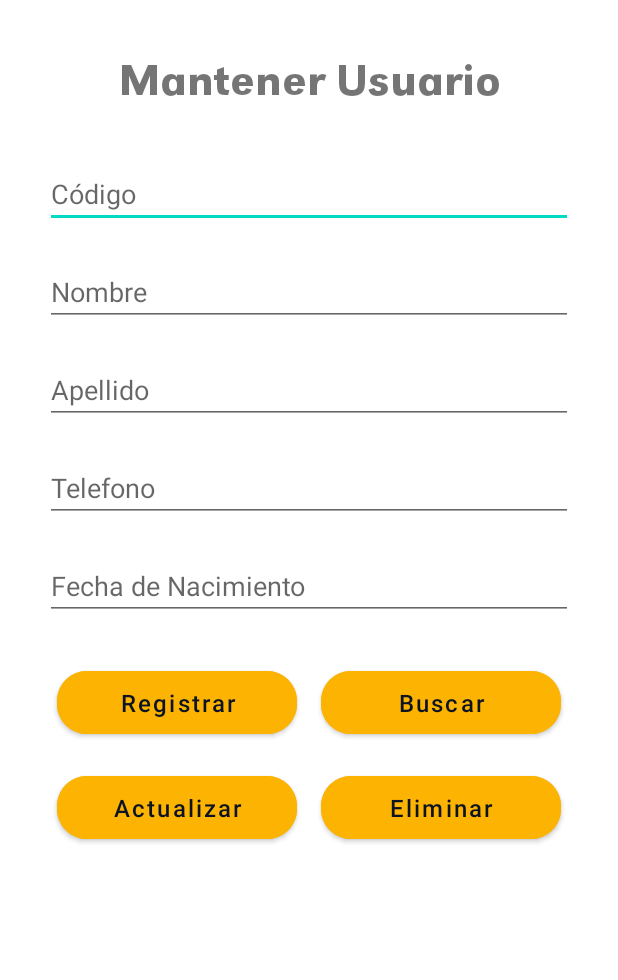
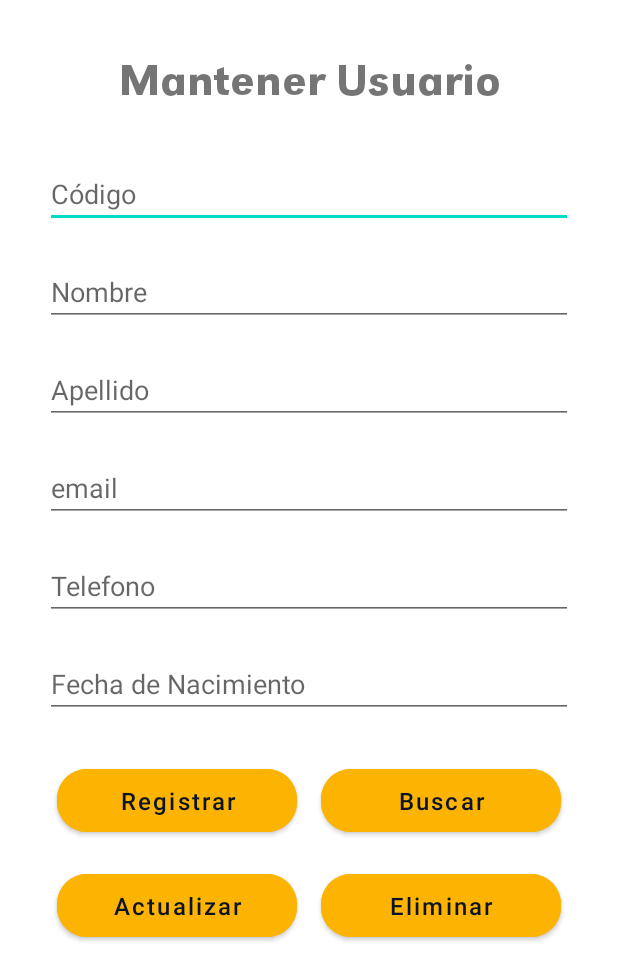
Before and after one commit to MarcoAtencio/CoffeeTime, an Android app: the layout activity_user_admin.xml on its own in the app's theme, with its tools: preview values and no code run, on a phone screen of 412 x 824 dp. Shown: the top 980 px of the screen. Run offline under Robolectric (Android 15) with nearby library versions, the phone set to English and light mode, and no system bars.

Commit message:
add Mantener usuario

```diff
--- a/app/src/main/res/layout/activity_user_admin.xml
+++ b/app/src/main/res/layout/activity_user_admin.xml
@@ -27,7 +27,7 @@
         android:layout_marginTop="20dp"
         android:ems="10"
         android:hint="Código"
-        android:inputType="textPersonName" />
+        android:inputType="number" />
     <EditText
         android:id="@+id/txt_name"
         android:layout_width="match_parent"
@@ -38,16 +38,24 @@
         android:inputType="textPersonName" />
 
     <EditText
-        android:id="@+id/txt_apellido"
+        android:id="@+id/txt_lastName"
         android:layout_width="match_parent"
         android:layout_height="wrap_content"
         android:layout_marginTop="20dp"
         android:ems="10"
         android:hint="Apellido"
-        android:inputType="number" />
+        android:inputType="text" />
+    <EditText
+        android:id="@+id/txt_email"
+        android:layout_width="match_parent"
+        android:layout_height="wrap_content"
+        android:layout_marginTop="20dp"
+        android:ems="10"
+        android:hint="email"
+        android:inputType="text" />
 
     <EditText
-        android:id="@+id/txt_telefono"
+        android:id="@+id/txt_phone"
         android:layout_width="match_parent"
         android:layout_height="wrap_content"
         android:layout_marginTop="20dp"
@@ -56,7 +64,7 @@
         android:inputType="number" />
 
     <EditText
-        android:id="@+id/txt_FechaNacimiento"
+        android:id="@+id/txt_date"
         android:layout_width="match_parent"
         android:layout_height="wrap_content"
         android:layout_marginTop="20dp"
```
Also changed, not shown: app/src/main/java/com/example/coffeetime/admin/user/UserAdminActivity.java (+55 -65 lines).
